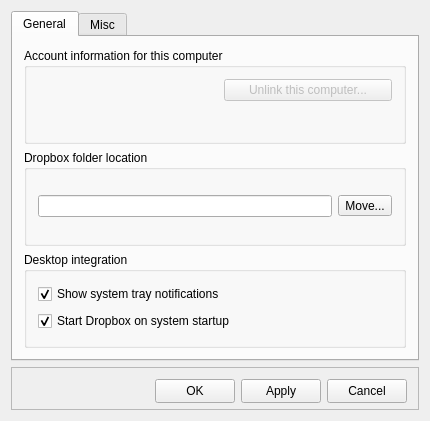
gtgt/kfilebox, file mainwindow.ui: the form before one commit.
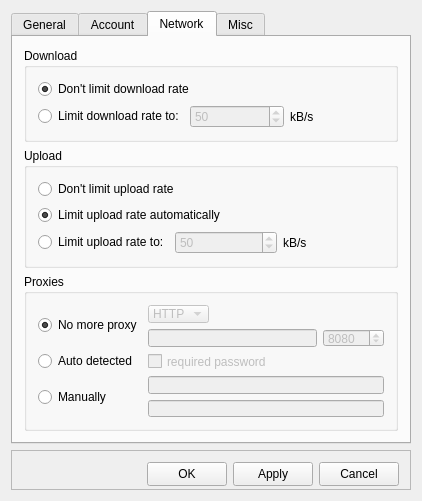
The form after the commit. The open tabs and pages were chosen to show the change. Icons and pictures are not drawn.

The edit to the form file:
```diff
--- a/mainwindow.ui
+++ b/mainwindow.ui
@@ -6,8 +6,8 @@
    <rect>
     <x>0</x>
     <y>0</y>
-    <width>430</width>
-    <height>421</height>
+    <width>417</width>
+    <height>501</height>
    </rect>
   </property>
   <property name="windowTitle">
@@ -161,6 +161,278 @@
         </item>
        </layout>
       </widget>
+      <widget class="QWidget" name="account">
+       <attribute name="title">
+        <string>Account</string>
+       </attribute>
+       <layout class="QVBoxLayout" name="verticalLayout_5">
+        <item>
+         <widget class="QLabel" name="titleVersion">
+          <property name="font">
+           <font>
+            <weight>75</weight>
+            <bold>true</bold>
+           </font>
+          </property>
+          <property name="text">
+           <string>Version</string>
+          </property>
+         </widget>
+        </item>
+        <item>
+         <widget class="QLabel" name="displayVersion">
+          <property name="text">
+           <string>Dropbox v1.0.20</string>
+          </property>
+         </widget>
+        </item>
+        <item>
+         <widget class="QLabel" name="titleAccount">
+          <property name="font">
+           <font>
+            <weight>75</weight>
+            <bold>true</bold>
+           </font>
+          </property>
+          <property name="text">
+           <string>Account</string>
+          </property>
+         </widget>
+        </item>
+        <item>
+         <widget class="QLabel" name="displayAccount">
+          <property name="text">
+           <string>email</string>
+          </property>
+         </widget>
+        </item>
+       </layout>
+      </widget>
+      <widget class="QWidget" name="network">
+       <attribute name="title">
+        <string>Network</string>
+       </attribute>
+       <layout class="QVBoxLayout" name="verticalLayout_9">
+        <item>
+         <widget class="QGroupBox" name="networkDownload">
+          <property name="title">
+           <string>Download</string>
+          </property>
+          <layout class="QVBoxLayout" name="verticalLayout_4">
+           <item>
+            <widget class="QRadioButton" name="titledontLimit">
+             <property name="text">
+              <string>Don't limit download rate</string>
+             </property>
+             <property name="checked">
+              <bool>true</bool>
+             </property>
+            </widget>
+           </item>
+           <item>
+            <layout class="QHBoxLayout" name="horizontalLayout_3">
+             <item>
+              <widget class="QRadioButton" name="titleLimitTo">
+               <property name="text">
+                <string>Limit download rate to:</string>
+               </property>
+              </widget>
+             </item>
+             <item>
+              <widget class="QSpinBox" name="displayDownloadLimit">
+               <property name="enabled">
+                <bool>false</bool>
+               </property>
+               <property name="value">
+                <number>50</number>
+               </property>
+              </widget>
+             </item>
+             <item>
+              <widget class="QLabel" name="titleRate">
+               <property name="text">
+                <string>kB/s</string>
+               </property>
+              </widget>
+             </item>
+            </layout>
+           </item>
+          </layout>
+         </widget>
+        </item>
+        <item>
+         <widget class="QGroupBox" name="networkUpload">
+          <property name="title">
+           <string>Upload</string>
+          </property>
+          <layout class="QVBoxLayout" name="verticalLayout_6">
+           <item>
+            <widget class="QRadioButton" name="titledontLimitUpload">
+             <property name="text">
+              <string>Don't limit upload rate</string>
+             </property>
+            </widget>
+           </item>
+           <item>
+            <widget class="QRadioButton" name="radioButton">
+             <property name="text">
+              <string>Limit upload rate automatically</string>
+             </property>
+             <property name="checked">
+              <bool>true</bool>
+             </property>
+            </widget>
+           </item>
+           <item>
+            <layout class="QHBoxLayout" name="horizontalLayout_4">
+             <item>
+              <widget class="QRadioButton" name="titleLimitUploadTo">
+               <property name="text">
+                <string>Limit upload rate to:</string>
+               </property>
+              </widget>
+             </item>
+             <item>
+              <widget class="QSpinBox" name="displayUploadLimit">
+               <property name="enabled">
+                <bool>false</bool>
+               </property>
+               <property name="value">
+                <number>50</number>
+               </property>
+              </widget>
+             </item>
+             <item>
+              <widget class="QLabel" name="titleRateUpload">
+               <property name="text">
+                <string>kB/s</string>
+               </property>
+              </widget>
+             </item>
+            </layout>
+           </item>
+          </layout>
+         </widget>
+        </item>
+        <item>
+         <widget class="QGroupBox" name="networkProxies">
+          <property name="title">
+           <string>Proxies</string>
+          </property>
+          <layout class="QHBoxLayout" name="horizontalLayout_6">
+           <item>
+            <layout class="QVBoxLayout" name="verticalLayout_7">
+             <item>
+              <widget class="QRadioButton" name="radioButton_2">
+               <property name="text">
+                <string>No more proxy</string>
+               </property>
+               <property name="checked">
+                <bool>true</bool>
+               </property>
+              </widget>
+             </item>
+             <item>
+              <widget class="QRadioButton" name="radioButton_3">
+               <property name="text">
+                <string>Auto detected</string>
+               </property>
+              </widget>
+             </item>
+             <item>
+              <widget class="QRadioButton" name="radioButton_4">
+               <property name="text">
+                <string>Manually</string>
+               </property>
+              </widget>
+             </item>
+            </layout>
+           </item>
+           <item>
+            <layout class="QVBoxLayout" name="verticalLayout_8">
+             <item>
+              <widget class="QComboBox" name="comboBox">
+               <property name="enabled">
+                <bool>false</bool>
+               </property>
+               <property name="maximumSize">
+                <size>
+                 <width>61</width>
+                 <height>16777215</height>
+                </size>
+               </property>
+               <item>
+                <property name="text">
+                 <string>HTTP</string>
+                </property>
+               </item>
+               <item>
+                <property name="text">
+                 <string>Socks4</string>
+                </property>
+               </item>
+               <item>
+                <property name="text">
+                 <string>Socks5</string>
+                </property>
+               </item>
+              </widget>
+             </item>
+             <item>
+              <layout class="QHBoxLayout" name="horizontalLayout_5">
+               <item>
+                <widget class="QLineEdit" name="lineEdit">
+                 <property name="enabled">
+                  <bool>false</bool>
+                 </property>
+                </widget>
+               </item>
+               <item>
+                <widget class="QSpinBox" name="spinBox">
+                 <property name="enabled">
+                  <bool>false</bool>
+                 </property>
+                 <property name="maximum">
+                  <number>65536</number>
+                 </property>
+                 <property name="value">
+                  <number>8080</number>
+                 </property>
+                </widget>
+               </item>
+              </layout>
+             </item>
+             <item>
+              <widget class="QCheckBox" name="checkBox">
+               <property name="enabled">
+                <bool>false</bool>
+               </property>
+               <property name="text">
+                <string>required password</string>
+               </property>
+              </widget>
+             </item>
+             <item>
+              <widget class="QLineEdit" name="lineEdit_2">
+               <property name="enabled">
+                <bool>false</bool>
+               </property>
+              </widget>
+             </item>
+             <item>
+              <widget class="QLineEdit" name="lineEdit_3">
+               <property name="enabled">
+                <bool>false</bool>
+               </property>
+              </widget>
+             </item>
+            </layout>
+           </item>
+          </layout>
+         </widget>
+        </item>
+       </layout>
+      </widget>
       <widget class="QWidget" name="tab">
        <attribute name="title">
         <string>Misc</string>
```
Left out of the diff: 2 changed lines with no effect on the pictures.
